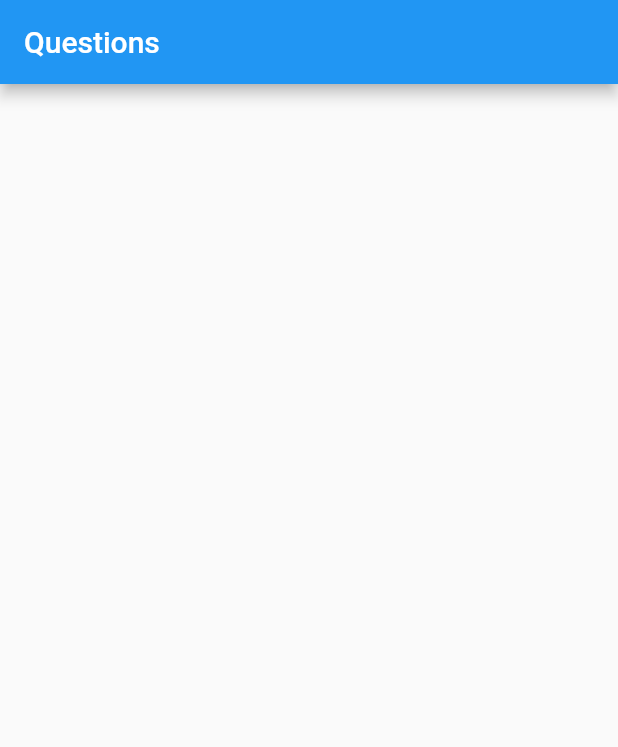
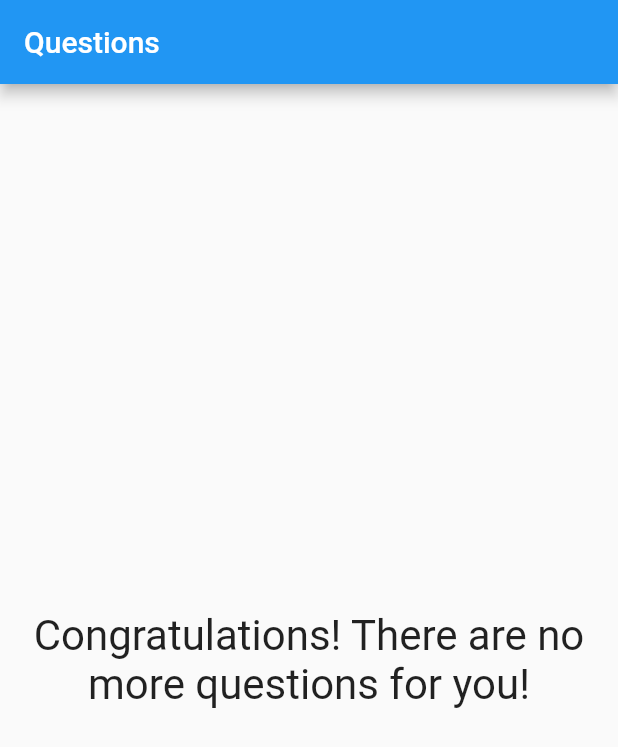
Before and after one commit to edvaldoperreira/project_answers, a Flutter app: the screen it shows after launch, after a tap on "Black", after a tap on "Snake", after a tap on "C#", on a phone screen of 412 x 824 dp. Shown: the top 747 px of the screen. Run offline on Flutter 3.47's test engine with Material 2 defaults, Android fonts, the phone set to English and light mode, and no system bars.

Commit message:
Adding a new widget with final result

```diff
--- a/lib/main.dart
+++ b/lib/main.dart
@@ -60,7 +60,13 @@ class _QuestionAppState extends State<QuestionApp> {
                     ...answers.map((item) => Answer(item, _answer)).toList(),
                   ],
                 )
-              : null),
+              : Center(
+                  child: Text(
+                    'Congratulations! There are no more questions for you!',
+                    style: TextStyle(fontSize: 28),
+                    textAlign: TextAlign.center,
+                  ),
+                )),
     );
   }
 }
```
